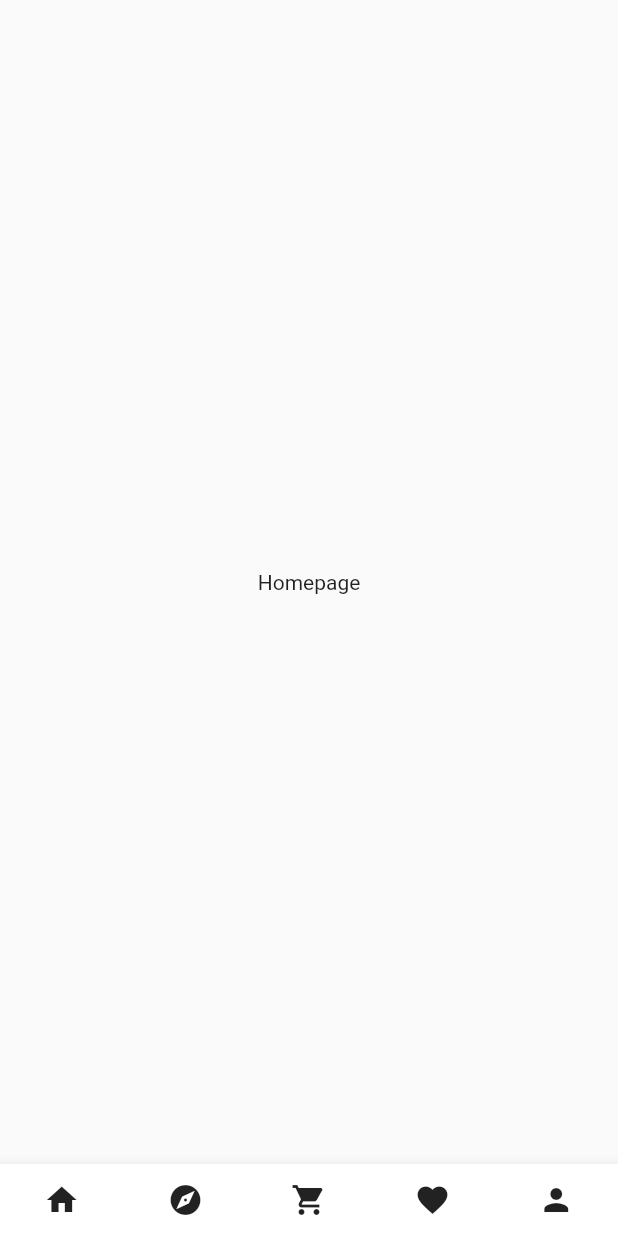
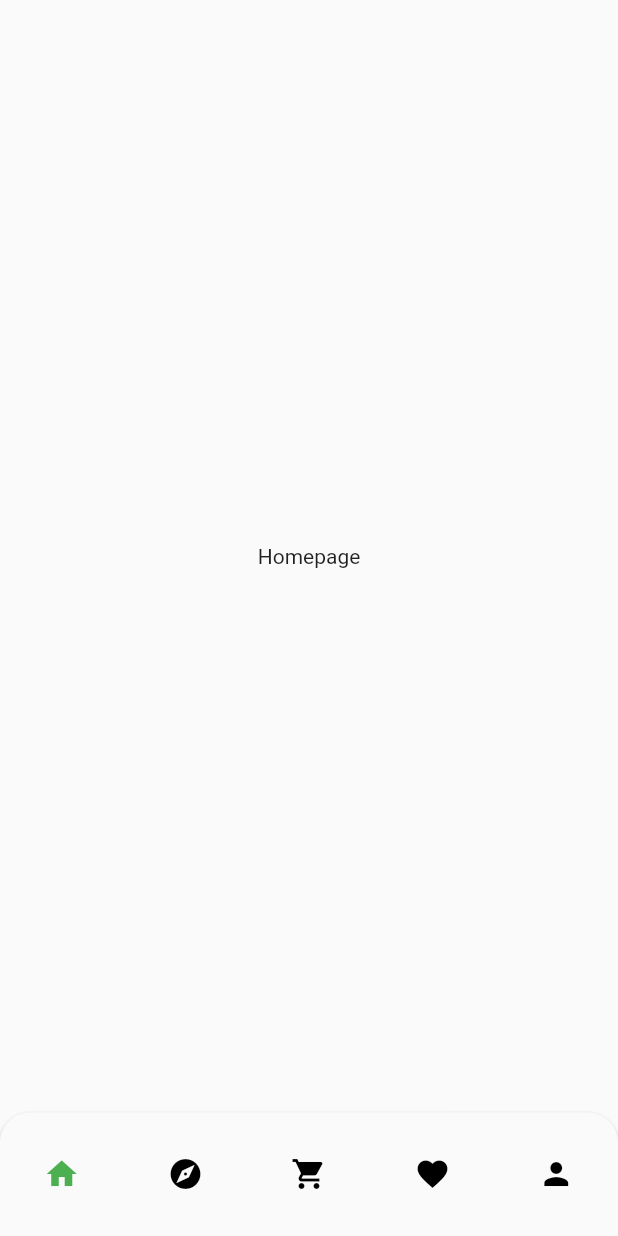
Before and after one commit to Pranav-krishnaP/Grocery_app, a Flutter app: the screen it shows after launch, item 2 of the bottom bar chosen, after a tap on the "home" icon, on a phone screen of 412 x 824 dp. Run offline on Flutter 3.47's test engine with Material 2 defaults, Android fonts, the phone set to English and light mode, and no system bars; our stand-ins replace get.

Commit message:
started explore screen

```diff
--- /dev/null
+++ b/grocery_app/lib/Getxdependency.dart
@@ -0,0 +1,6 @@
+import 'package:grocery_app/core/Explore/models.dart';
+import 'package:get/get.dart';
+
+void GetxDependency() {
+  Get.lazyPut(() => Categories());
+}
--- a/grocery_app/lib/core/Explore/explore.dart
+++ b/grocery_app/lib/core/Explore/explore.dart
@@ -1,12 +1,104 @@
+import 'dart:math';
+
 import 'package:flutter/material.dart';
+import 'package:get/get.dart';
+import 'package:grocery_app/core/Explore/models.dart';
+import 'package:grocery_app/utils/utils.dart';
 
 class Explore extends StatelessWidget {
   const Explore({super.key});
 
   @override
   Widget build(BuildContext context) {
-    return const Center(
-      child: Text("Explore"),
+    var h = MediaQuery.of(context).size.height;
+    var w = MediaQuery.of(context).size.width;
+    return Padding(
+      padding: EdgeInsets.symmetric(horizontal: w * 0.1),
+      child: Column(
+        mainAxisAlignment: MainAxisAlignment.center,
+        children: [
+          verticalspace(h * 0.03),
+          SizedBox(
+            height: h * 0.05,
+            child: Text(
+              "Find Products",
+              style: TextStyle(
+                  fontFamily: "Gilroy-Bold",
+                  fontSize: w * 0.05,
+                  fontWeight: FontWeight.w700),
+            ),
+          ),
+          verticalspace(h * 0.01),
+          SizedBox(
+            child: TextFormField(
+              decoration: const InputDecoration(
+                  hintText: "Search",
+                  prefixIcon: Icon(Icons.search),
+                  filled: true,
+                  border: UnderlineInputBorder(
+                      borderSide: BorderSide.none,
+                      borderRadius: BorderRadius.all(Radius.circular(10))),
+                  fillColor: Color(0xffF2F3F2)),
+            ),
+          ),
+          verticalspace(h * 0.03),
+          Expanded(
+            child: SingleChildScrollView(
+              physics: const BouncingScrollPhysics(),
+              child: GridView.count(
+                childAspectRatio: 0.85,
+                mainAxisSpacing: h * 0.02,
+                crossAxisSpacing: w * 0.04,
+                shrinkWrap: true,
+                crossAxisCount: 2,
+                children: List.generate(
+                    categories.length,
+                    (index) => catobj(categories[index].category!,
+                        categories[index].imageurl!, h * 0.2, w * 0.4)),
+              ),
+            ),
+          )
+        ],
+      ),
     );
   }
 }
+
+Widget catobj(String category, String image, var h, var w) {
+  Random rand = Random();
+  List<int> color = [0xff53B175B2, 0xff53B175B2, 0xff53B175B2, 0xff53B175B2];
+  int index;
+  return Container(
+    decoration: BoxDecoration(
+        color: Color(color[(index = rand.nextInt(color.length))])
+            .withOpacity(0.25),
+        border: Border.all(color: Color(color[index])),
+        borderRadius: const BorderRadius.all(Radius.circular(20))),
+    child: Center(
+      child: Column(
+        mainAxisSize: MainAxisSize.min,
+        mainAxisAlignment: MainAxisAlignment.center,
+        children: [
+          verticalspace(h * 0.04),
+          Container(
+            height: h * 0.5,
+            width: w * 0.4,
+            decoration: const BoxDecoration(
+                image: DecorationImage(
+                    image: AssetImage("assets/Categories/food.png"),
+                    fit: BoxFit.fill)),
+          ),
+          verticalspace(h * 0.09),
+          SizedBox(
+              height: h * 0.3,
+              width: w * 0.6,
+              child: Text(
+                category,
+                textAlign: TextAlign.center,
+                style: const TextStyle(fontWeight: FontWeight.bold),
+              )),
+        ],
+      ),
+    ),
+  );
+}
--- a/grocery_app/lib/core/mainpage.dart
+++ b/grocery_app/lib/core/mainpage.dart
@@ -12,38 +12,52 @@ class Mainpage extends StatelessWidget {
 
   @override
   Widget build(BuildContext context) {
+    var h = MediaQuery.of(context).size.height;
     var ind = 0.obs;
     return Scaffold(
-        bottomNavigationBar: BottomAppBar(
-          child: Row(
+        bottomNavigationBar: Material(
+          elevation: 2,
+          borderRadius: const BorderRadius.only(
+              topLeft: Radius.circular(20), topRight: Radius.circular(20)),
+          child: SizedBox(
+            height: h * 0.1,
+            child: Obx(
+              () => Row(
                 mainAxisAlignment: MainAxisAlignment.spaceAround,
                 children: [
                   IconButton(
+                      color: ind.value == 0 ? Colors.green : Colors.black,
                       onPressed: () {
                         ind.value = 0;
                       },
                       icon: const Icon(Icons.home)),
                   IconButton(
+                      color: ind.value == 1 ? Colors.green : Colors.black,
                       onPressed: () {
                         ind.value = 1;
                       },
                       icon: const Icon(Icons.explore)),
                   IconButton(
+                      color: ind.value == 2 ? Colors.green : Colors.black,
                       onPressed: () {
                         ind.value = 2;
                       },
                       icon: const Icon(Icons.shopping_cart)),
                   IconButton(
+                      color: ind.value == 3 ? Colors.green : Colors.black,
                       onPressed: () {
                         ind.value = 3;
                       },
                       icon: const Icon(Icons.favorite_outlined)),
                   IconButton(
+                      color: ind.value == 4 ? Colors.green : Colors.black,
                       onPressed: () {
                         ind.value = 4;
                       },
                       icon: const Icon(Icons.person)),
                 ],
+              ),
+            ),
           ),
         ),
         body: Obx(() => Column(
--- a/grocery_app/lib/main.dart
+++ b/grocery_app/lib/main.dart
@@ -1,8 +1,10 @@
 import 'package:flutter/material.dart';
 import 'package:get/get.dart';
+import 'package:grocery_app/Getxdependency.dart';
 import 'package:grocery_app/core/mainpage.dart';
 
 void main() {
+  GetxDependency();
   runApp(const MyApp());
 }
 
--- /dev/null
+++ b/grocery_app/lib/utils/utils.dart
@@ -0,0 +1,13 @@
+import 'package:flutter/material.dart';
+
+Widget verticalspace(var h) {
+  return SizedBox(
+    height: h,
+  );
+}
+
+Widget horizontalspace(var w) {
+  return SizedBox(
+    height: w,
+  );
+}
--- a/grocery_app/pubspec.yaml
+++ b/grocery_app/pubspec.yaml
@@ -58,8 +58,8 @@ flutter:
   uses-material-design: true
 
   # To add assets to your application, add an assets section, like this:
-  # assets:
-  #   - images/a_dot_burr.jpeg
+  assets:
+    - assets/Categories/
   #   - images/a_dot_ham.jpeg
 
   # An image asset can refer to one or more resolution-specific "variants", see
```
Also changed, not shown: grocery_app/lib/core/Explore/models.dart (added, +58 -0 lines), grocery_app/lib/core/Explore/selected.dart (added, +14 -0 lines), grocery_app/assets/Categories/beverage.png (added), grocery_app/assets/Categories/food.png (added). Lines whose indentation alone changed are shown as unchanged.
